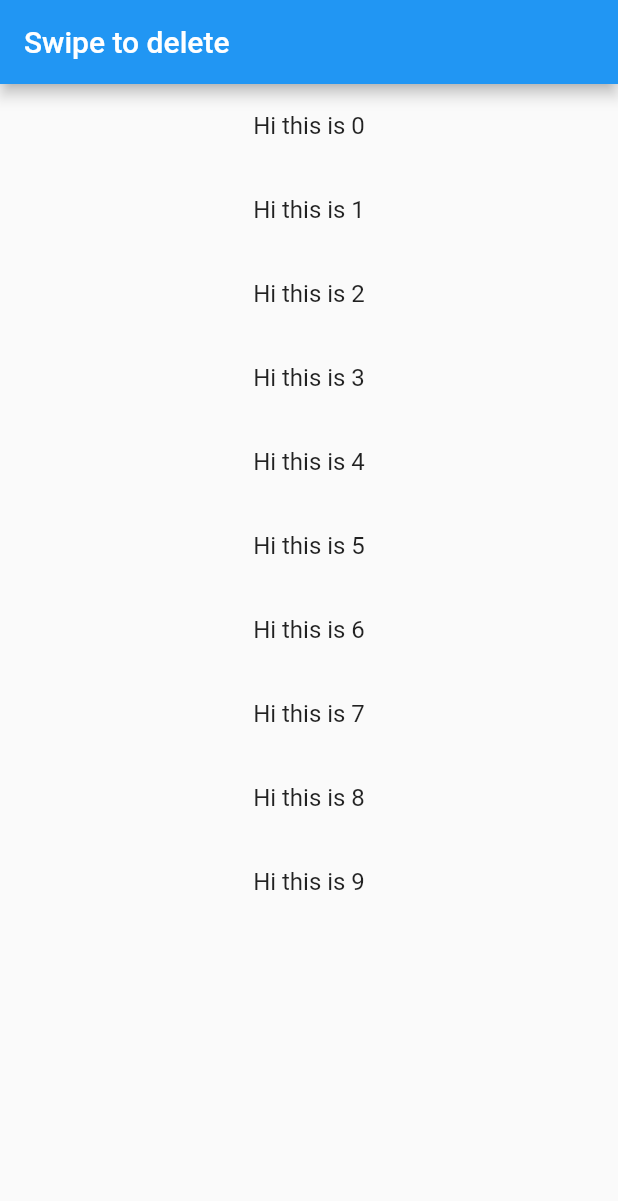
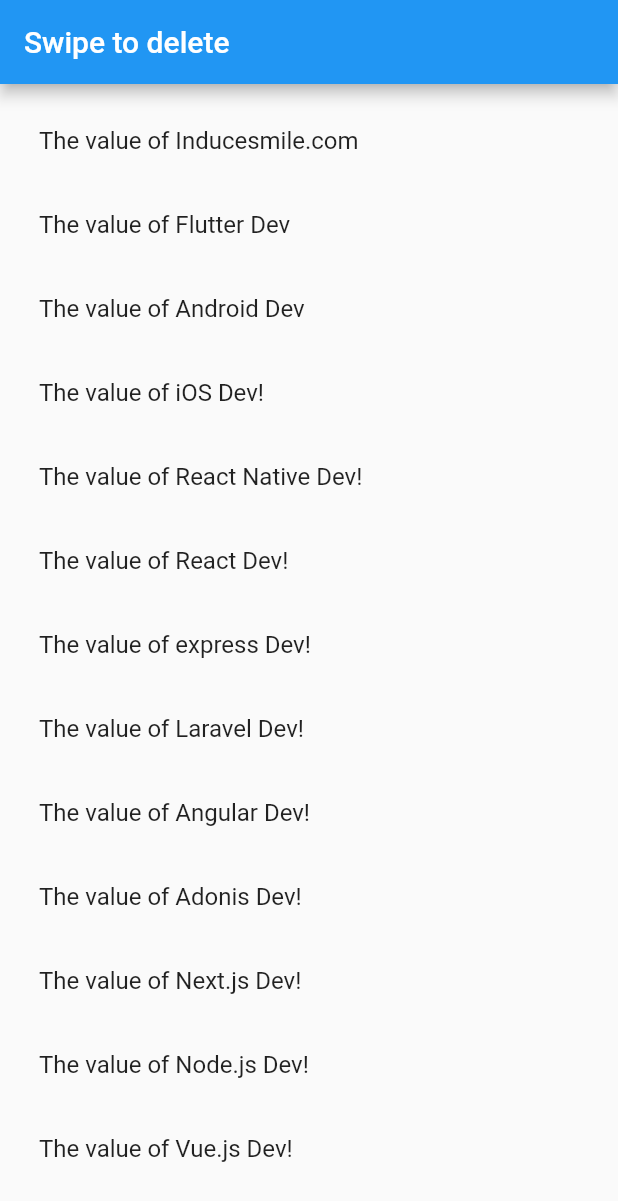
Before and after one commit to rammesaran/gym_app_rnd, a Flutter app: the screen it shows after launch, on a phone screen of 412 x 824 dp. Shown: the top 1201 px of the screen. Run offline on Flutter 3.47's test engine with Material 2 defaults, Android fonts, the light colour scheme and no system bars.

Commit message:
added infite

```diff
--- a/lib/src/screens/swipe_delete.dart
+++ b/lib/src/screens/swipe_delete.dart
@@ -1,5 +1,4 @@
 import 'package:flutter/material.dart';
-import 'package:gym_rnd/src/screens/alert_dialog.dart';
 
 class SwipeDismiss extends StatefulWidget {
   @override
@@ -7,8 +6,47 @@
 }
 
 class _SwipeDismissState extends State<SwipeDismiss> {
-  final List<String> values =
-      List<String>.generate(10, (index) => "value of $index");
+  final List<String> values = [
+    "Inducesmile.com",
+    "Flutter Dev",
+    "Android Dev",
+    "iOS Dev!",
+    "React Native Dev!",
+    "React Dev!",
+    "express Dev!",
+    "Laravel Dev!",
+    "Angular Dev!",
+    "Adonis Dev!",
+    "Next.js Dev!",
+    "Node.js Dev!",
+    "Vue.js Dev!",
+    "Java Dev!",
+    "C# Dev!",
+    "C++ Dev!",
+  ];
+
+  ScrollController controller = ScrollController();
+  @override
+  void initState() {
+    super.initState();
+    controller.addListener(() {
+      if (controller.position.pixels == controller.position.maxScrollExtent) {
+        loadMore();
+      }
+    });
+  }
+
+  loadMore() {
+    setState(() {
+      values..addAll(List<String>.from(values));
+    });
+  }
+
+  @override
+  void dispose() {
+    controller.dispose();
+    super.dispose();
+  }
 
   @override
   Widget build(BuildContext context) {
@@ -16,44 +54,18 @@
       appBar: AppBar(
         title: Text('Swipe to delete'),
       ),
-      body: ListView.builder(
+      body: Padding(
+        padding: EdgeInsets.all(10.0),
+        child: ListView.builder(
           itemCount: values.length,
+          controller: controller,
           itemBuilder: (context, index) {
-            return Dismissible(
-              background: Container(
-                color: Colors.red,
-                padding: EdgeInsets.only(left: 16.0),
-                child: Align(
-                  child: Icon(
-                    Icons.delete,
-                    color: Colors.white,
-                  ),
-                  alignment: Alignment.centerLeft,
-                ),
-              ),
-              //key identifies the unqiue value
-              key: ValueKey(index),
-              //key: Key(index.toString()),
-              //direction based on the user interaction either left to right or vice versa
-              direction: DismissDirection.startToEnd,
-              onDismissed: (dismisDirection) {},
-              confirmDismiss: (dismissDirection) async {
-                final result = await showDialog(
-                  context: (context),
-                  builder: (context) => DeletePopup(),
-                );
-                Scaffold.of(context).showSnackBar(
-                  SnackBar(
-                    content: Text('$index is deleted'),
-                  ),
-                );
-                return result;
-              },
-              child: ListTile(
-                title: Center(child: Text("Hi this is $index")),
-              ),
+            return ListTile(
+              title: Text('The value of ${values[index]}'),
             );
-          }),
+          },
+        ),
+      ),
     );
   }
 }
--- a/pubspec.yaml
+++ b/pubspec.yaml
@@ -28,6 +28,7 @@
   # The following adds the Cupertino Icons font to your application.
   # Use with the CupertinoIcons class for iOS style icons.
   cupertino_icons: ^0.1.3
+  autocomplete_textfield: ^1.7.3
 
 dev_dependencies:
   flutter_test:
```
Also changed, not shown: pubspec.lock.
